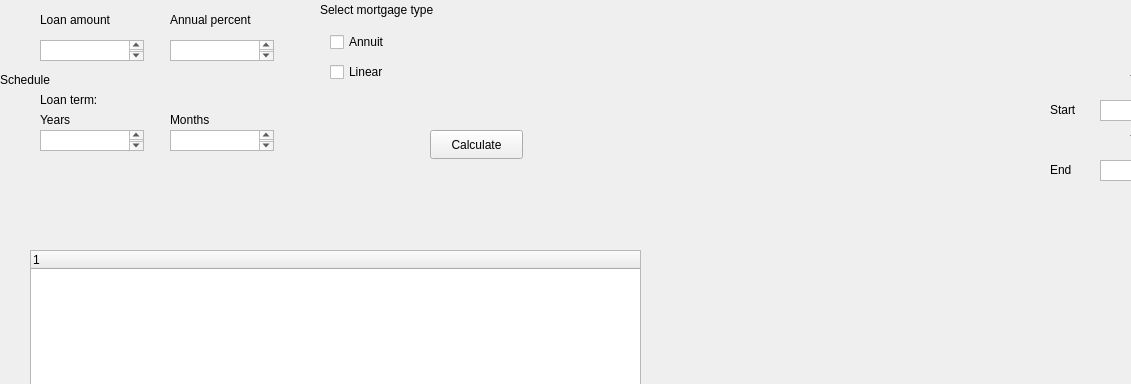
Old version of the form src/MortgageBuddy/mainwindow.ui in the repository JuliusJauga/Loan-Calculator-CPP; both pictures show x 0 to 1131 and y 0 to 384 of the 1395 by 697 pixel window.
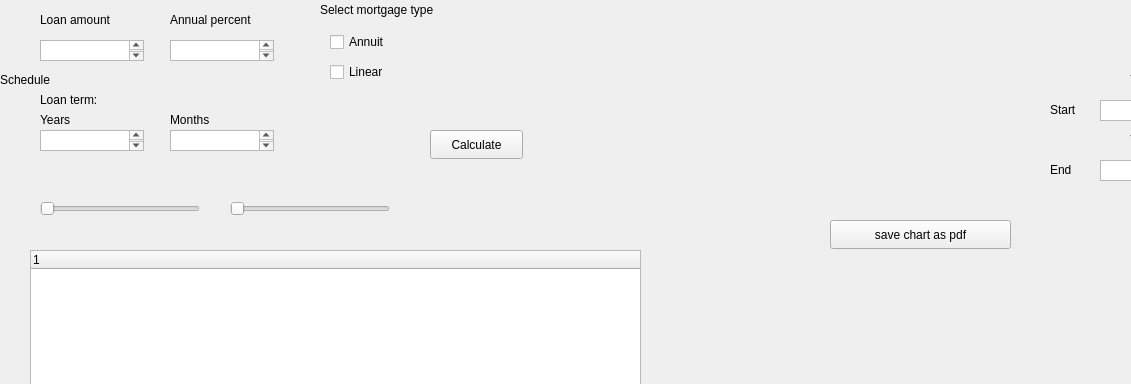
New version of the form.

Commit message: Added filtering sliders, started writing exporting method

What changed in the file:
```diff
--- a/src/MortgageBuddy/mainwindow.ui
+++ b/src/MortgageBuddy/mainwindow.ui
@@ -360,6 +360,45 @@
      <layout class="QVBoxLayout" name="verticalLayout"/>
     </widget>
    </widget>
+   <widget class="QPushButton" name="saveChartPDF">
+    <property name="geometry">
+     <rect>
+      <x>830</x>
+      <y>220</y>
+      <width>181</width>
+      <height>29</height>
+     </rect>
+    </property>
+    <property name="text">
+     <string>save chart as pdf</string>
+    </property>
+   </widget>
+   <widget class="QSlider" name="startDateSlider">
+    <property name="geometry">
+     <rect>
+      <x>40</x>
+      <y>200</y>
+      <width>160</width>
+      <height>18</height>
+     </rect>
+    </property>
+    <property name="orientation">
+     <enum>Qt::Horizontal</enum>
+    </property>
+   </widget>
+   <widget class="QSlider" name="endDateSlider">
+    <property name="geometry">
+     <rect>
+      <x>230</x>
+      <y>200</y>
+      <width>160</width>
+      <height>18</height>
+     </rect>
+    </property>
+    <property name="orientation">
+     <enum>Qt::Horizontal</enum>
+    </property>
+   </widget>
   </widget>
   <widget class="QMenuBar" name="menubar">
    <property name="geometry">
```
The commit also changes 3 other files.
